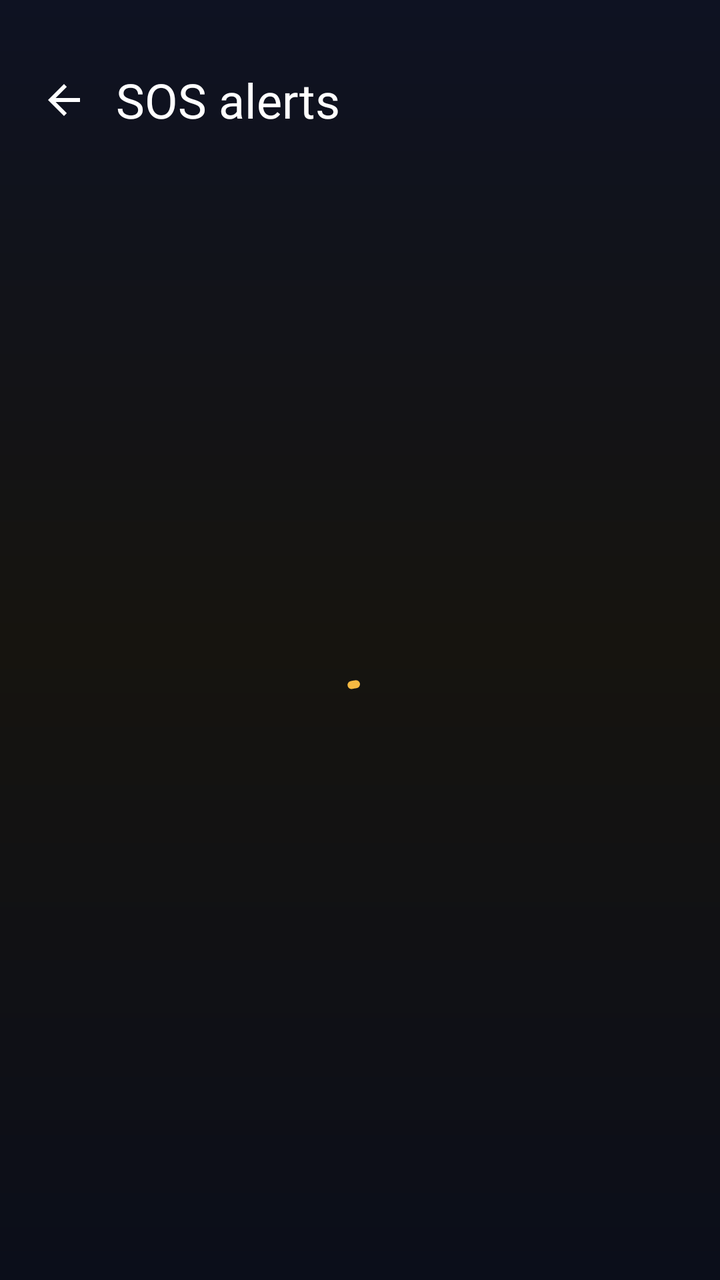
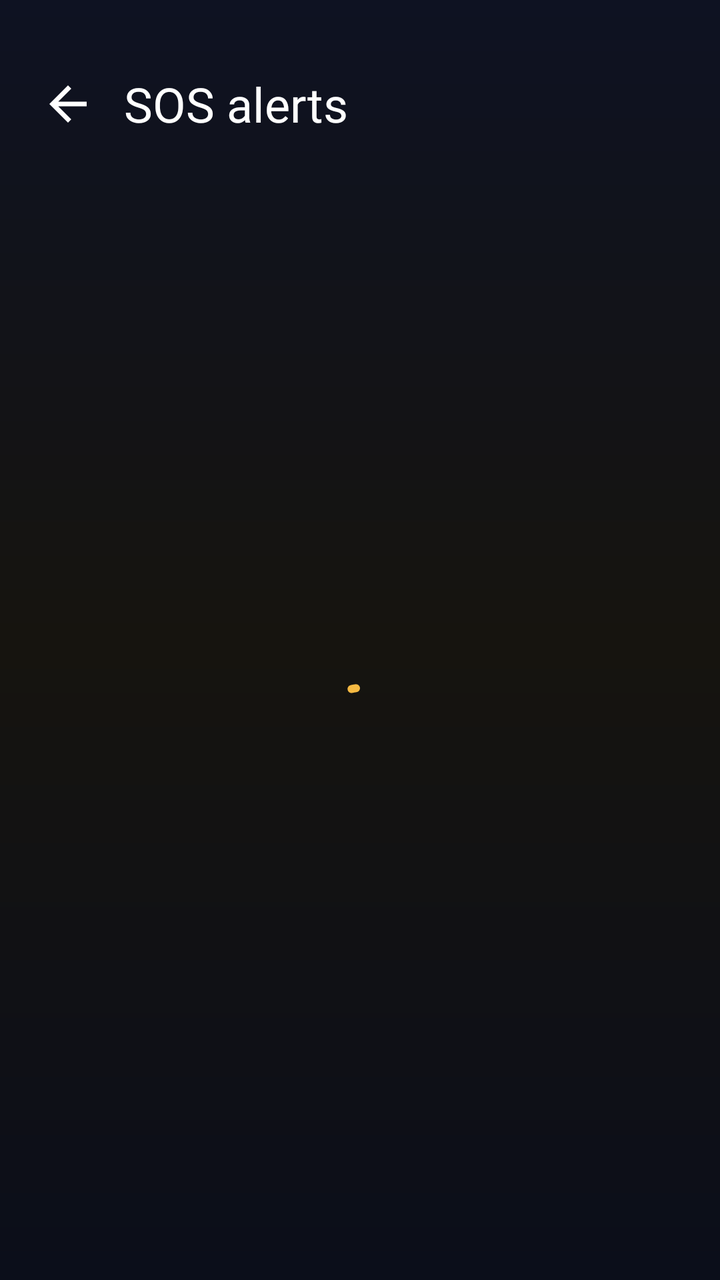

The first picture is an Android layout as it rendered before a commit; the second is the same layout after the commit. The layout source and the unified diff follow.
<!-- AndroidManifest.xml: application theme Theme.CampusPulse -->
<!-- res/layout/activity_sos_alerts.xml -->
<?xml version="1.0" encoding="utf-8"?>
<FrameLayout xmlns:android="http://schemas.android.com/apk/res/android"
    xmlns:app="http://schemas.android.com/apk/res-auto"
    android:layout_width="match_parent"
    android:layout_height="match_parent"
    android:background="@drawable/bg_admin">

    <LinearLayout
        android:layout_width="match_parent"
        android:layout_height="match_parent"
        android:orientation="vertical">

        <LinearLayout
            android:layout_width="match_parent"
            android:layout_height="wrap_content"
            android:gravity="center_vertical"
            android:orientation="horizontal"
            android:paddingStart="10dp"
            android:paddingTop="28dp"
            android:paddingEnd="20dp"
            android:paddingBottom="8dp">

            <ImageView
                android:id="@+id/btnBack"
                android:layout_width="44dp"
                android:layout_height="44dp"
                android:background="?attr/selectableItemBackgroundBorderless"
                android:contentDescription="Back"
                android:padding="10dp"
                android:src="@drawable/ic_back" />

            <TextView
                android:layout_width="0dp"
                android:layout_height="wrap_content"
                android:layout_marginStart="4dp"
                android:layout_weight="1"
                android:fontFamily="@font/poppins_bold"
                android:text="SOS alerts"
                android:textColor="#FFFFFF"
                android:textSize="24sp" />

            <TextView
                android:id="@+id/tvCount"
                android:layout_width="wrap_content"
                android:layout_height="wrap_content"
                android:fontFamily="@font/poppins_regular"
                android:textColor="#9DB2D1"
                android:textSize="13sp" />
        </LinearLayout>

        <HorizontalScrollView
            android:layout_width="match_parent"
            android:layout_height="wrap_content"
            android:clipToPadding="false"
            android:paddingStart="16dp"
            android:paddingEnd="16dp"
            android:scrollbars="none">

            <LinearLayout
                android:id="@+id/chipRow"
                android:layout_width="wrap_content"
                android:layout_height="wrap_content"
                android:orientation="horizontal" />
        </HorizontalScrollView>

        <FrameLayout
            android:layout_width="match_parent"
            android:layout_height="0dp"
            android:layout_weight="1">

            <androidx.recyclerview.widget.RecyclerView
                android:id="@+id/rvAlerts"
                android:layout_width="match_parent"
                android:layout_height="match_parent"
                android:clipToPadding="false"
                android:paddingStart="16dp"
                android:paddingTop="14dp"
                android:paddingEnd="16dp"
                android:paddingBottom="40dp" />

            <LinearLayout
                android:id="@+id/emptyState"
                android:layout_width="match_parent"
                android:layout_height="match_parent"
                android:gravity="center"
                android:orientation="vertical"
                android:visibility="gone">

                <ImageView
                    android:layout_width="64dp"
                    android:layout_height="64dp"
                    android:importantForAccessibility="no"
                    android:src="@drawable/ic_sos"
                    app:tint="#4A5F85" />

                <TextView
                    android:id="@+id/tvEmptyTitle"
                    android:layout_width="wrap_content"
                    android:layout_height="wrap_content"
                    android:layout_marginTop="12dp"
                    android:fontFamily="@font/poppins_bold"
                    android:textColor="#FFFFFF"
                    android:textSize="18sp" />

                <TextView
                    android:id="@+id/tvEmptySub"
                    android:layout_width="wrap_content"
                    android:layout_height="wrap_content"
                    android:fontFamily="@font/poppins_regular"
                    android:gravity="center"
                    android:paddingStart="32dp"
                    android:paddingEnd="32dp"
                    android:textColor="#9DB2D1"
                    android:textSize="13sp" />
            </LinearLayout>

            <com.google.android.material.progressindicator.CircularProgressIndicator
                android:id="@+id/loading"
                android:layout_width="wrap_content"
                android:layout_height="wrap_content"
                android:layout_gravity="center"
                android:indeterminate="true"
                app:indicatorColor="#F5B942" />
        </FrameLayout>
    </LinearLayout>
</FrameLayout>
<!-- resources referenced by this layout -->
<resources>
  <!-- drawable bg_admin (drawable) -->
  <shape xmlns:android="http://schemas.android.com/apk/res/android">
      <gradient android:startColor="#0E1222" android:centerColor="#16140F"
          android:endColor="#0B0E1A" android:angle="270" />
  </shape>
  <!-- drawable ic_back (drawable) -->
  <vector xmlns:android="http://schemas.android.com/apk/res/android"
      android:width="24dp" android:height="24dp"
      android:viewportWidth="24" android:viewportHeight="24">
      <path android:fillColor="#FFFFFF"
          android:pathData="M20,11H7.83l5.59,-5.59L12,4l-8,8 8,8 1.41,-1.41L7.83,13H20v-2z"/>
  </vector>
  <!-- drawable ic_sos (drawable) -->
  <vector xmlns:android="http://schemas.android.com/apk/res/android" android:height="24dp" android:tint="#FFFFFF" android:viewportHeight="960" android:viewportWidth="960" android:width="24dp">
        
      <path android:fillColor="@android:color/white" android:pathData="M480,840Q447,840 423.5,816.5Q400,793 400,760Q400,727 423.5,703.5Q447,680 480,680Q513,680 536.5,703.5Q560,727 560,760Q560,793 536.5,816.5Q513,840 480,840ZM400,600L400,120L560,120L560,600L400,600Z"/>
      
  </vector>
  <style name="Theme.CampusPulse" parent="Theme.Material3.DayNight.NoActionBar" />
</resources>

<!-- the commit's change to res/layout/activity_sos_alerts.xml (unified diff, before → after) -->
@@ -22,8 +22,8 @@
 
             <ImageView
                 android:id="@+id/btnBack"
-                android:layout_width="44dp"
-                android:layout_height="44dp"
+                android:layout_width="48dp"
+                android:layout_height="48dp"
                 android:background="?attr/selectableItemBackgroundBorderless"
                 android:contentDescription="Back"
                 android:padding="10dp"
